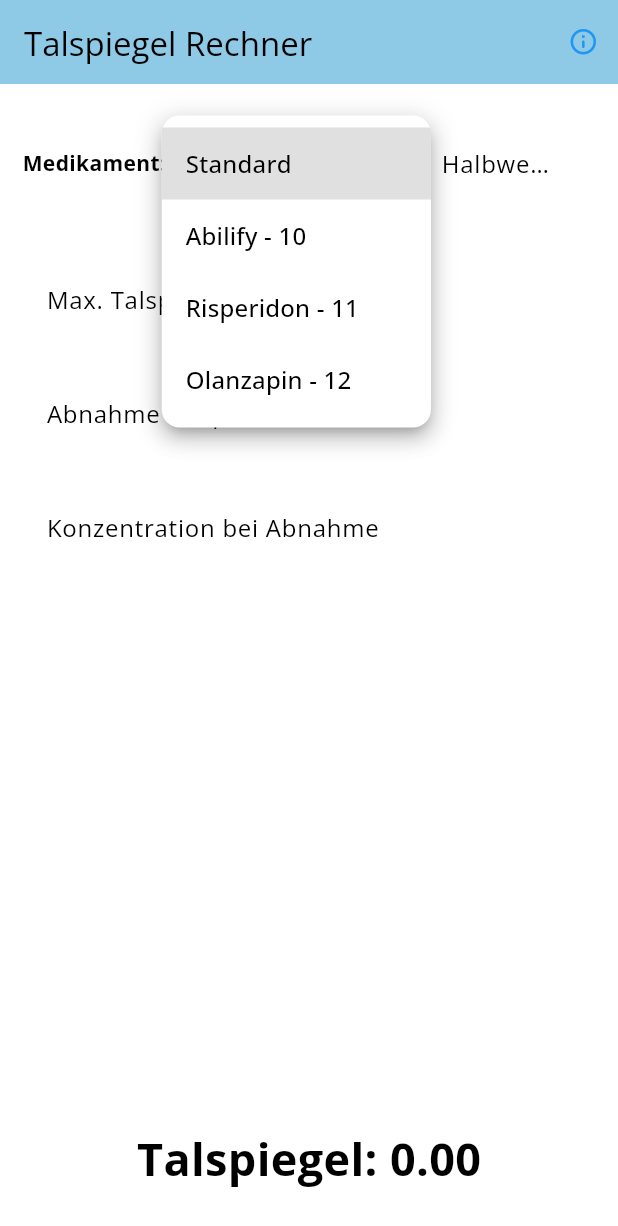
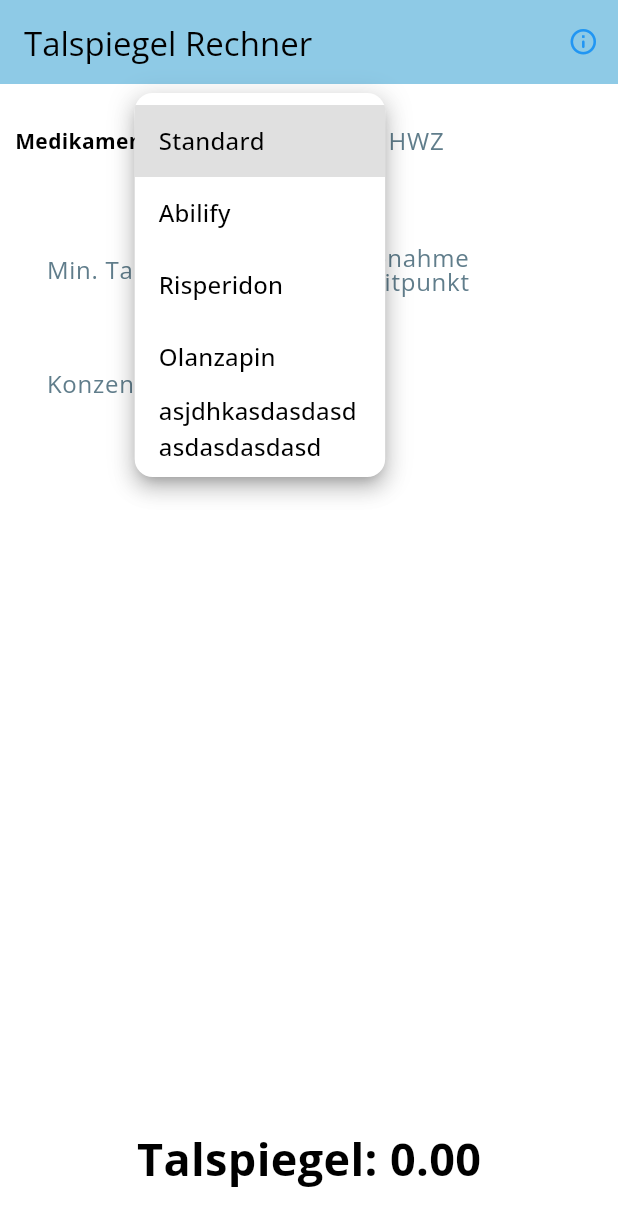
Before and after one commit to 42elenz/Talspiegel_Calculator, a Flutter app: the screen it shows after launch, after a tap on "Standard", on a phone screen of 412 x 824 dp. Shown: the top 1226 px of the screen. Run offline on Flutter 3.47's test engine with Material 2 defaults, Android fonts, the phone set to English and light mode, and no system bars; our stand-ins replace google_fonts.

Commit message:
adjusted many things

```diff
--- a/lib/main.dart
+++ b/lib/main.dart
@@ -9,6 +9,10 @@
 import 'models.dart';
 
 void main() {
+  WidgetsFlutterBinding.ensureInitialized();
+
+  SystemChrome.setPreferredOrientations([DeviceOrientation.portraitUp]);
+
   runApp(const MyApp());
 }
 
@@ -41,15 +45,16 @@
   final TextEditingController controller;
   final void Function(String)? onChanged;
   final TextInputType? keyboardType;
+  final EdgeInsetsGeometry padding;
   final String? unit;
   final String name;
 
-  const _InputTextBox({Key? key, required this.controller, required this.onChanged, required this.name, this.inputFormatters, this.unit, this.keyboardType = TextInputType.number}) : super(key: key);
+  const _InputTextBox({Key? key, required this.controller, required this.onChanged, required this.name, this.inputFormatters, this.unit, this.keyboardType = TextInputType.number, this.padding = const EdgeInsets.only(left: 15.0, right: 15.0, top: 20.0)}) : super(key: key);
 
   @override
   Widget build(BuildContext context) {
     return Padding(
-      padding: const EdgeInsets.symmetric(horizontal: 15.0, vertical: 10.0),
+      padding: padding,
       child: TextField(
         onChanged: onChanged,
         controller: controller,
@@ -57,8 +62,9 @@
         inputFormatters: inputFormatters,
         decoration: InputDecoration(
           border: const OutlineInputBorder(),
-          labelText: name,
-          suffixText: unit
+          // labelText: name,
+          suffixText: unit,
+          label: Text(name, style: const TextStyle(fontSize: 16, color: Colors.blueGrey))
         ),
       ),
     );
@@ -84,15 +90,23 @@
     null,
     Medication(
       name: 'Abilify',
-      value: 10
+      mintal: 24,
+      hlf: 10
     ),
     Medication(
       name: 'Risperidon',
-      value: 11
+      mintal: 24,
+      hlf: 11
     ),
     Medication(
       name: 'Olanzapin',
-      value: 12
+      mintal: 24,
+      hlf: 12
+    ),
+    Medication(
+      name: 'asjdhkasdasdasdasdasdasdasd',
+      mintal: 24,
+      hlf: 12
     )
   ];
   Medication? dropdownValue;
@@ -147,71 +161,90 @@
               Column(
                 children: [
                   Padding(
-                    padding: const EdgeInsets.all(15.0),
+                    padding: const EdgeInsets.all(10.0),
                     child: Row(
                       mainAxisAlignment: MainAxisAlignment.center,
                       children: [
                         const Text("Medikament:", style: TextStyle(fontWeight: FontWeight.bold)),
-                        const SizedBox(width: 13),
-                        DropdownButton(
-                          underline: Container(),
+                        DropdownButtonHideUnderline(
+                          child: DropdownButton(
                             borderRadius: BorderRadius.circular(12),
                             menuMaxHeight: 300,
                             value: dropdownValue,
-                          // hint: const Text("Medikament auswählen"),
+                            selectedItemBuilder: (BuildContext context) {
+                              return dropdownItems.map((Medication? medication) {
+                                return Container(
+                                  width: 90,
+                                  margin: const EdgeInsets.only(left: 13),
+                                  alignment: Alignment.center,
+                                  child: medication != null ? Text(medication.name, overflow: TextOverflow.ellipsis) : const Text("Standard", overflow: TextOverflow.ellipsis)
+                                );
+                              }).toList();
+                            },
                             items: dropdownItems.map((Medication? medication) {
                               return DropdownMenuItem(
                                 value: medication,
-                              child: medication != null ? Text('${medication.name} - ${medication.value}') : const Text("Standard")
+                                child: medication != null ? Text(medication.name, overflow: TextOverflow.visible) : const Text("Standard", overflow: TextOverflow.ellipsis)
                               );
                             }).toList(),
                             onChanged: (Medication? val) {
                               setState(() {
-                              textfield4.text = '${val?.value ?? ""}';
+                                textfield4.text = '${val?.hlf ?? ""}';
+                                textfield1.text = '${val?.mintal ?? ""}';
                                 dropdownValue = val;
                               });
                             }
                           ),
+                        ),
                         Expanded(
                           child: _InputTextBox(
                             controller: textfield4,
+                            padding: const EdgeInsets.symmetric(horizontal: 10.0),
                             onChanged: (p0) => setState(() {
                               dropdownValue = null;
                             }),
                             inputFormatters: [FilteringTextInputFormatter.allow(RegExp(r"[0-9]"))],
-                            name: 'Halbwertszeit',
+                            name: 'HWZ',
                             unit: 'h'
                           ),
                         ),
                       ]
                     )
                   ),
-                  _InputTextBox(
+                  Row(
+                    children: [
+                      Expanded(
+                        child: _InputTextBox(
                           controller: textfield1,
                           onChanged: (p0) => setState(() {}),
                           inputFormatters: [FilteringTextInputFormatter.allow(RegExp(r"[0-9]"))],
-                    name: 'Max. Talspiegel',
+                          name: 'Min. Talspiegel',
                           unit: 'h'
                         ),
-                  _InputTextBox(
+                      ),
+                      Expanded(
+                        child: _InputTextBox(
                           controller: textfield2,
                           onChanged: (p0) => setState(() {}),
                           inputFormatters: [FilteringTextInputFormatter.allow(RegExp(r"[0-9]"))],
                           name: 'Abnahme Zeitpunkt',
                           unit: 'h'
                         ),
+                      ),
+                    ],
+                  ),
                   _InputTextBox(
                     controller: textfield3,
                     onChanged: (p0) => setState(() {}),
                     keyboardType: const TextInputType.numberWithOptions(decimal: true),
-                    inputFormatters: [FilteringTextInputFormatter.allow(RegExp(r'(^\d*\,?\d*)'))],
+                    inputFormatters: [FilteringTextInputFormatter.allow(RegExp(r'(^\d*(\,|\.)?\d*)'))],
                     name: 'Konzentration bei Abnahme',
                     unit: 'ng/ml'
                   )
                 ],
               ),
               Padding(
-                padding: const EdgeInsets.all(30.0),
+                padding: const EdgeInsets.only(bottom: 30.0),
                 child: Text(
                   'Talspiegel: ${calculate().toStringAsFixed(2)}',
                   style: const TextStyle(fontSize: 30, fontWeight: FontWeight.bold),
--- a/lib/models.dart
+++ b/lib/models.dart
@@ -1,9 +1,11 @@
 class Medication {
   String name;
-  int value;
+  int mintal;
+  int hlf;
 
   Medication({
     required this.name,
-    required this.value
+    required this.mintal,
+    required this.hlf
   });
 }
```
Lines whose indentation alone changed are shown as unchanged.
